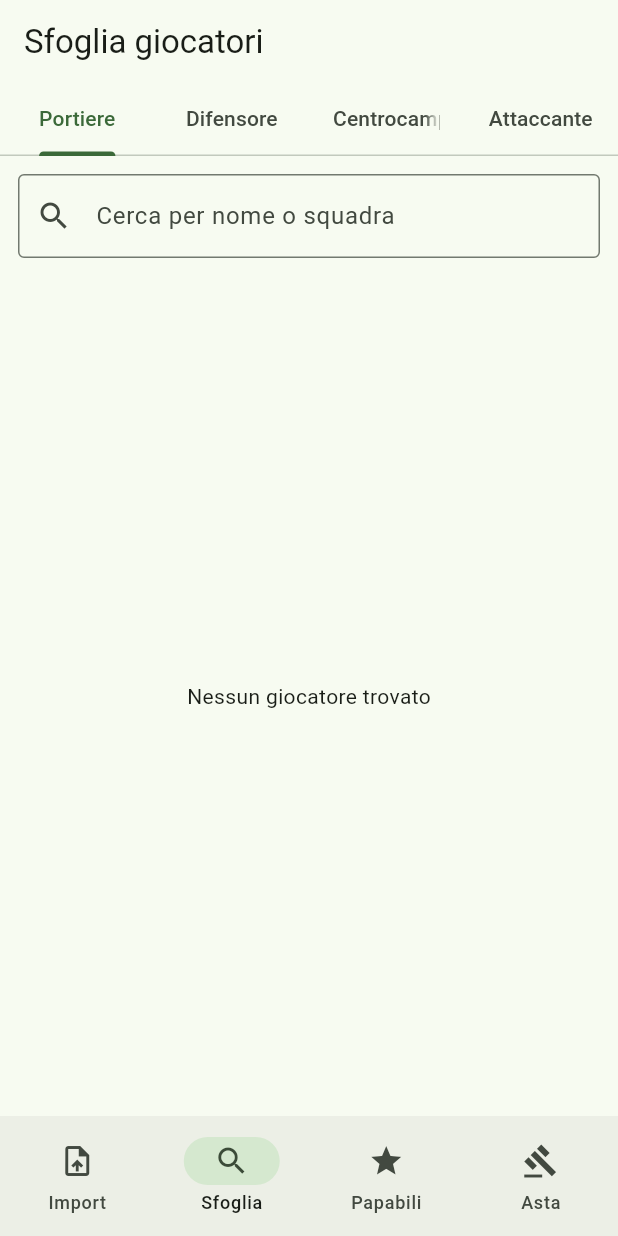
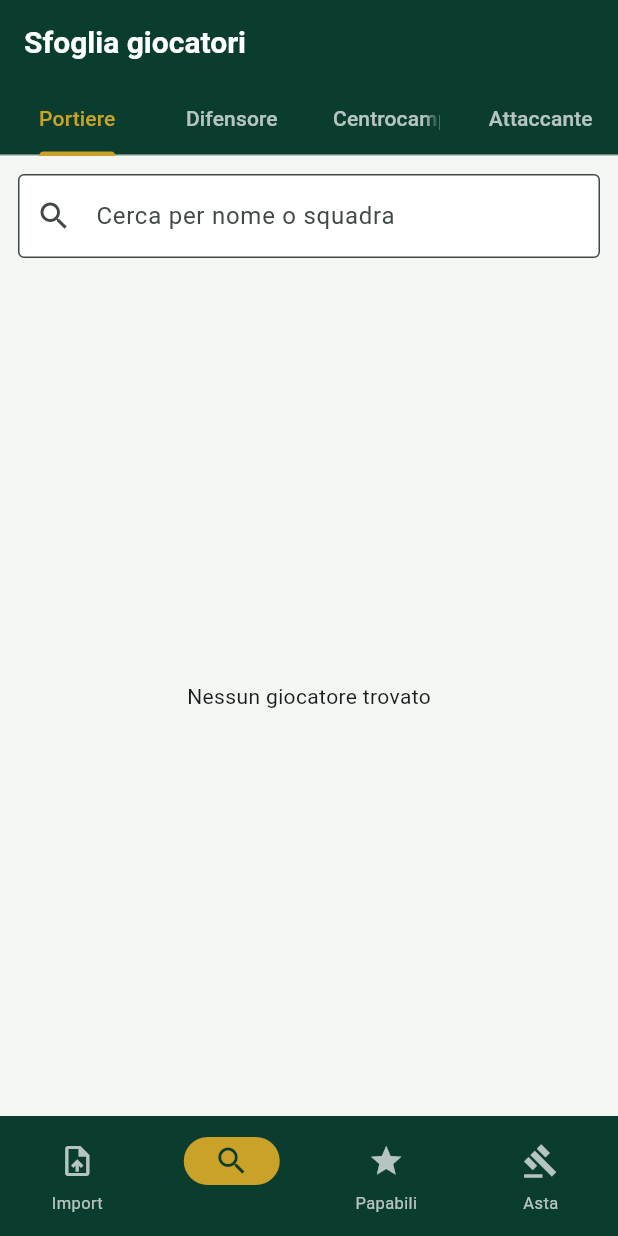
Before and after one commit to Barbarill/Help-Fantasta, a Flutter app: the screen it shows after launch, item 2 of the bottom bar chosen, on a phone screen of 412 x 824 dp. Run offline on Flutter 3.47's test engine with Material 3 defaults, Android fonts, the phone set to English and light mode, and no system bars; our stand-ins replace file_picker, shared_preferences; missing offline and left inert: excel.

Commit message:
Fase 4: design system stile Leghe Fantacalcio (tema, badge ruolo, card giocatore)

```diff
--- a/lib/main.dart
+++ b/lib/main.dart
@@ -7,6 +7,7 @@ import 'screens/import_screen.dart';
 import 'screens/sfoglia_screen.dart';
 import 'screens/papabili_screen.dart';
 import 'screens/asta_screen.dart';
+import 'theme/app_theme.dart';
 
 void main() {
   runApp(const HelpFantastaApp());
@@ -31,10 +32,7 @@ class HelpFantastaApp extends StatelessWidget {
       ],
       child: MaterialApp(
         title: 'Help Fantasta',
-        theme: ThemeData(
-          colorSchemeSeed: Colors.green,
-          useMaterial3: true,
-        ),
+        theme: AppTheme.tema,
         home: const HomeNavigation(),
       ),
     );
--- /dev/null
+++ b/lib/theme/app_theme.dart
@@ -0,0 +1,101 @@
+import 'package:flutter/material.dart';
+
+class AppColors {
+  static const verdeScuro = Color(0xFF0B3D2E);
+  static const verdeMedio = Color(0xFF145A43);
+  static const oro = Color(0xFFC9A227);
+  static const oroChiaro = Color(0xFFE8C766);
+  static const sfondoChiaro = Color(0xFFF4F6F4);
+
+  // Colori badge ruolo
+  static const portiere = Color(0xFFE8A33D);
+  static const difensore = Color(0xFF2E7D46);
+  static const centrocampista = Color(0xFF2C6FB0);
+  static const attaccante = Color(0xFFC0392B);
+}
+
+class AppTheme {
+  static ThemeData get tema {
+    final base = ThemeData(
+      useMaterial3: true,
+      colorScheme: ColorScheme.fromSeed(
+        seedColor: AppColors.verdeScuro,
+        primary: AppColors.verdeScuro,
+        secondary: AppColors.oro,
+        surface: Colors.white,
+      ),
+      scaffoldBackgroundColor: AppColors.sfondoChiaro,
+    );
+
+    return base.copyWith(
+      appBarTheme: const AppBarTheme(
+        backgroundColor: AppColors.verdeScuro,
+        foregroundColor: Colors.white,
+        elevation: 0,
+        centerTitle: false,
+        titleTextStyle: TextStyle(
+          color: Colors.white,
+          fontSize: 20,
+          fontWeight: FontWeight.bold,
+        ),
+      ),
+      navigationBarTheme: NavigationBarThemeData(
+        backgroundColor: AppColors.verdeScuro,
+        indicatorColor: AppColors.oro,
+        labelTextStyle: WidgetStateProperty.resolveWith((states) {
+          final selezionato = states.contains(WidgetState.selected);
+          return TextStyle(
+            color: selezionato ? AppColors.verdeScuro : Colors.white70,
+            fontSize: 11,
+            fontWeight: selezionato ? FontWeight.bold : FontWeight.normal,
+          );
+        }),
+        iconTheme: WidgetStateProperty.resolveWith((states) {
+          final selezionato = states.contains(WidgetState.selected);
+          return IconThemeData(
+            color: selezionato ? AppColors.verdeScuro : Colors.white70,
+          );
+        }),
+      ),
+      tabBarTheme: const TabBarThemeData(
+        labelColor: AppColors.oro,
+        unselectedLabelColor: Colors.white70,
+        indicatorColor: AppColors.oro,
+        indicatorSize: TabBarIndicatorSize.label,
+      ),
+      floatingActionButtonTheme: const FloatingActionButtonThemeData(
+        backgroundColor: AppColors.oro,
+        foregroundColor: AppColors.verdeScuro,
+      ),
+      elevatedButtonTheme: ElevatedButtonThemeData(
+        style: ElevatedButton.styleFrom(
+          backgroundColor: AppColors.verdeScuro,
+          foregroundColor: Colors.white,
+          shape: RoundedRectangleBorder(
+            borderRadius: BorderRadius.circular(10),
+          ),
+        ),
+      ),
+      cardTheme: CardThemeData(
+        elevation: 1,
+        margin: const EdgeInsets.symmetric(horizontal: 12, vertical: 5),
+        shape: RoundedRectangleBorder(
+          borderRadius: BorderRadius.circular(12),
+        ),
+      ),
+      inputDecorationTheme: OutlineInputBorder(
+                borderRadius: BorderRadius.circular(10),
+              ) !=
+              null
+          ? InputDecorationTheme(
+              filled: true,
+              fillColor: Colors.white,
+              border: OutlineInputBorder(
+                borderRadius: BorderRadius.circular(10),
+                borderSide: BorderSide.none,
+              ),
+            )
+          : null,
+    );
+  }
+}
```
Also changed, not shown: lib/screens/asta_screen.dart (+16 -4 lines), lib/screens/papabili_screen.dart (+14 -9 lines), lib/screens/sfoglia_screen.dart (+5 -7 lines), lib/widgets/giocatore_card.dart (added, +39 -0 lines), lib/widgets/ruolo_badge.dart (added, +42 -0 lines).
